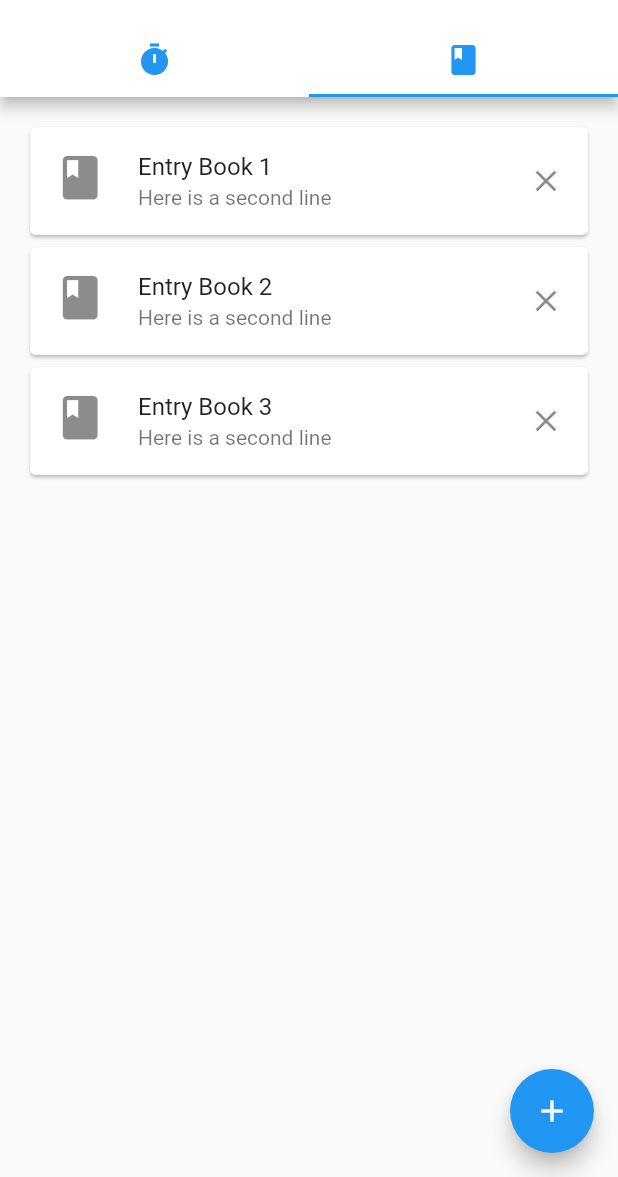
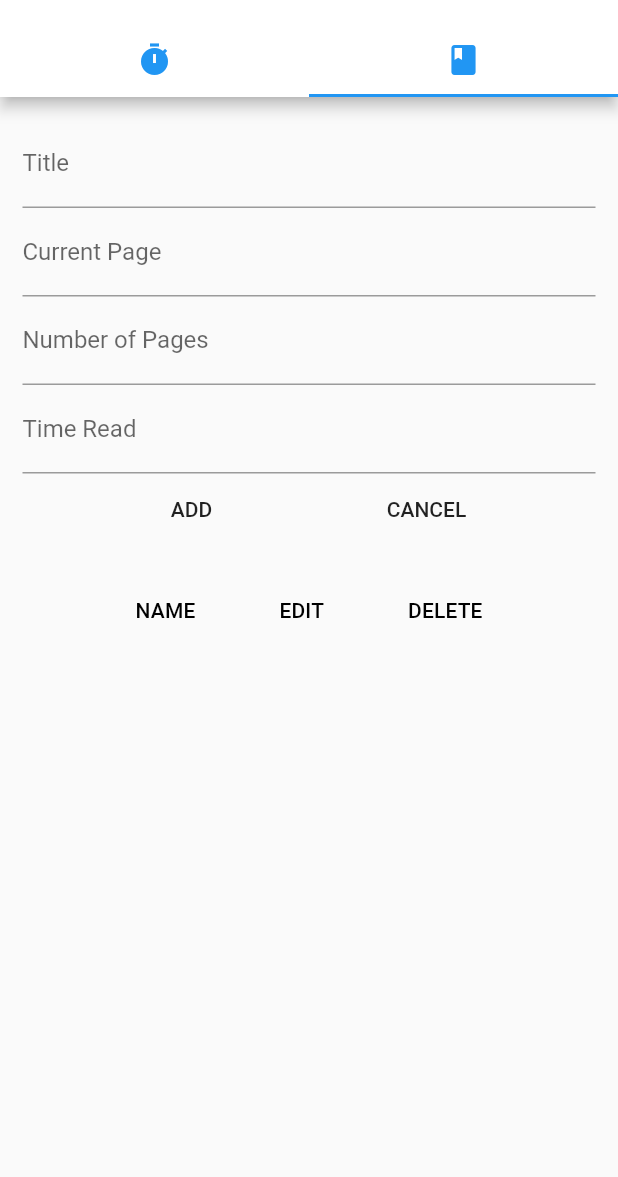
Before and after one commit to eichingertim/BookManagementApp, a Flutter app: the screen it shows after launch, tab 2 chosen, on a phone screen of 412 x 824 dp, the part 59-1236 px from its top. Run offline on Flutter 3.47's test engine with Material 2 defaults, Android fonts, the phone set to English and light mode, and no system bars; our stand-ins replace sqflite; missing offline and left inert: flutter_picker; accounts and stored records are empty.

Commit message:
completed sqlite integration

```diff
--- a/book_management_app/lib/book_item.dart
+++ b/book_management_app/lib/book_item.dart
@@ -1,12 +1,12 @@
 class BookItem {
 
-  final int id;
-  final String title;
-  final int currentPage;
-  final int numPages;
-  final int timeRead;
+  int id;
+  String title;
+  int currentPage;
+  int numPages;
+  int timeRead;
 
-  BookItem({this.id, this.title, this.currentPage, this.numPages, this.timeRead});
+  BookItem(this.id, this.title, this.currentPage, this.numPages, this.timeRead);
 
   Map<String, dynamic> toMap() {
     return {
@@ -18,4 +18,12 @@ class BookItem {
     };
   }
 
+  BookItem.fromMap(Map<String, dynamic> map) {
+    id = map['id'];
+    title = map['title'];
+    currentPage = map['currentPage'];
+    numPages = map['numPages'];
+    timeRead = map['timeRead'];
+  }
+
 }
--- a/book_management_app/lib/books_widget.dart
+++ b/book_management_app/lib/books_widget.dart
@@ -1,56 +1,252 @@
-import 'package:flutter/cupertino.dart';
+import 'package:book_management_app/sqlite/db_helper.dart';
 import 'package:flutter/material.dart';
-import 'package:flutter/src/widgets/framework.dart';
-import 'package:sqflite/sqflite.dart';
-import 'create_new_book.dart';
+import 'book_item.dart';
+import 'dart:async';
 
 class BooksPage extends StatefulWidget {
 
-  BooksPageState createState() => BooksPageState();
+  State<StatefulWidget> createState() => _BooksPageState();
 
 }
 
-class BooksPageState extends State<BooksPage> {
-  final List<String> entries = <String>['Book 1', 'Book 2', 'Book 3'];
+class _BooksPageState extends State<BooksPage> {
+
+  //DATABASE
+  Future<List<BookItem>> books;
+  TextEditingController controller = TextEditingController();
+  TextEditingController controllerCurPage = TextEditingController();
+  TextEditingController controllerNumPage = TextEditingController();
+  TextEditingController controllerTimeRead = TextEditingController();
+
+  int curUserId;
+  String title;
+  int currentPage;
+  int numPages;
+  int timeRead;
+
+  final formKey = new GlobalKey<FormState>();
+  var dbHelper;
+  bool isUpdating;
 
   @override
-  Widget build(BuildContext context) {
-    return Scaffold(
-      body: ListView.builder(
-        padding: const EdgeInsets.all(16),
-        itemCount: entries.length,
-        itemBuilder: (BuildContext context, int index) {
-          return GestureDetector(
-            child: Card(
-              child: ListTile(
-                leading: Icon(Icons.book, size: 35.0,),
-                title: Text('Entry ${entries[index]}'),
-                subtitle: Text('Here is a second line'),
-                trailing: GestureDetector(
-                  child: Icon(Icons.clear),
-                  onTap: () => Scaffold
-                    .of(context)
-                    .showSnackBar(SnackBar(content: Text('Cleared ' + entries[index]))),
+  void initState() {
+    super.initState();
+    dbHelper = DBHelper();
+    isUpdating = false;
+    refreshList();
+  }
+
+  refreshList() {
+    setState(() {
+      books = dbHelper.getBooks();
+    });
+  }
+
+  clearTextFields() {
+    controller.text = '';
+    controllerCurPage.text = '';
+    controllerNumPage.text = '';
+    controllerTimeRead.text = '';
+  }
+
+  validate() {
+    if(formKey.currentState.validate()) {
+      formKey.currentState.save();
+      if (isUpdating) {
+        BookItem b = BookItem(curUserId, title, currentPage, numPages, timeRead);
+        dbHelper.update(b);
+        setState(() {
+         isUpdating = false;
+        });
+      } else {
+        BookItem b = BookItem(null, title, currentPage, numPages, timeRead);
+        dbHelper.save(b);
+      }
+      clearTextFields();
+      refreshList();
+    }
+  }
+
+  form() {
+    return Form(
+      key: formKey,
+      child: Padding (
+        padding: EdgeInsets.all(15.0),
+        child: Column(
+          mainAxisAlignment: MainAxisAlignment.center,
+          mainAxisSize: MainAxisSize.min,
+          verticalDirection: VerticalDirection.down,
+          children: <Widget>[
+            TextFormField(
+              controller: controller,
+              keyboardType: TextInputType.text,
+              decoration: InputDecoration(labelText: 'Title'),
+              validator: (val) => val.length == 0 ? 'Enter Title' : null,
+              onSaved: (val) => title = val,
             ),
-                onTap: () => Scaffold
-                  .of(context)
-                  .showSnackBar(SnackBar(content: Text(entries[index]))),
+
+            TextFormField(
+              controller: controllerCurPage,
+              keyboardType: TextInputType.number,
+              decoration: InputDecoration(labelText: 'Current Page'),
+              validator: (val) => val.length == 0 ? 'Enter Current Page' : null,
+              onSaved: (val) => currentPage = int.parse(val),
+            ),
+
+            TextFormField(
+              controller: controllerNumPage,
+              keyboardType: TextInputType.number,
+              decoration: InputDecoration(labelText: 'Number of Pages'),
+              validator: (val) => val.length == 0 ? 'Enter Number of Pages' : null,
+              onSaved: (val) => numPages = int.parse(val),
+            ),
+
+            TextFormField(
+              controller: controllerTimeRead,
+              keyboardType: TextInputType.datetime,
+              decoration: InputDecoration(labelText: 'Time Read'),
+              validator: (val) => val.length == 0 ? 'Enter Time Read' : null,
+              onSaved: (val) => timeRead = int.parse(val),
+            ),
+            Row(
+              mainAxisAlignment: MainAxisAlignment.spaceEvenly,
+              children: <Widget>[
+                FlatButton(
+                  onPressed: validate,
+                  child: Text(isUpdating ? 'UPDATE' : 'ADD'),
+
+                ),
+                FlatButton(
+                  onPressed: () {
+                    setState(() {
+                     isUpdating = false;
+                    });
+                    clearTextFields();
+                  },
+                  child: Text('CANCEL'),
+
+                )
+              ],
+            )
+          ],
         ),
       ),
     );
   }
+
+  SingleChildScrollView dataTable(List<BookItem> bookItems) {
+    return SingleChildScrollView(
+      scrollDirection: Axis.vertical,
+      child: DataTable(
+        columns: [
+          DataColumn(label: Text('NAME')),
+          DataColumn(label: Text('EDIT')),
+          DataColumn(label: Text('DELETE')),
+        ],
+        rows: bookItems.map((bookItem) => DataRow(
+          cells: [
+            DataCell(
+              Text(bookItem.title),
             ),
-      floatingActionButton: FloatingActionButton(
-        child: Icon(Icons.add),
-        backgroundColor: Colors.blue,
+            DataCell(
+              IconButton(
+                icon: Icon(Icons.edit),
                 onPressed: () {
-          Navigator.push(
-            context,
-            MaterialPageRoute(builder: (context) => CreateNewBook()),
+                  setState(() {
+                    isUpdating = true;
+                    curUserId = bookItem.id;
+                  });
+                  controller.text = bookItem.title;
+                  controllerCurPage.text = bookItem.currentPage.toString();
+                  controllerNumPage.text = bookItem.numPages.toString();
+                  controllerTimeRead.text = bookItem.timeRead.toString();
+                },
+              ),
+            ),
+            DataCell(
+              IconButton(
+                icon: Icon(Icons.delete),
+                onPressed: () {
+                  dbHelper.delete(bookItem.id);
+                  refreshList();
+                },
+              ),
+            )
+          ]
+        )).toList(),
+      ),
     );
+  }
+
+  list() {
+    return Expanded(
+      child: FutureBuilder(
+        future: books,
+        builder: (context, snapshot) {
+          if (snapshot.hasData) {
+            return dataTable(snapshot.data);
+          }
+          if (null == snapshot.data || snapshot.data.length == 0) {
+            return Text("No Data Found");
+          }
+
+          return CircularProgressIndicator();
         },
       ),
     );
   }
 
+  @override
+  Widget build(BuildContext context) {
+    return Scaffold(
+      body: new Container(
+        child: new Column(
+          mainAxisAlignment: MainAxisAlignment.start,
+          mainAxisSize: MainAxisSize.min,
+          verticalDirection: VerticalDirection.down,
+          children: <Widget>[
+            form(),
+            list(),
+          ],
+        ),
+      ),
+    );
   }
+
+  // ListView dataTable(List<BookItem> bookItems) {
+  //   return ListView.builder(
+  //     padding: EdgeInsets.all(16),
+  //     itemCount: bookItems.length,
+  //     itemBuilder: (BuildContext context, int index) {
+  //       return Card(
+  //         child: ListTile(
+  //           leading: Icon(Icons.book, size: 35.0,),
+  //           title: Text('${bookItems[index].title}'),
+  //           subtitle: Text('${bookItems[index].currentPage} pages read from ${bookItems[index].numPages}'),
+  //           trailing: Row(
+  //             mainAxisSize: MainAxisSize.min,
+  //             children: <Widget>[
+  //               GestureDetector(
+  //                 child: Icon(Icons.edit),
+  //                 onTap: () {
+  //                   Navigator.push(
+  //                     context,
+  //                     MaterialPageRoute(builder: (context) => CreateNewBook()),
+  //                   );
+  //                 },
+  //               ),
+  //               GestureDetector(
+  //                 child: Icon(Icons.clear),
+  //                 onTap: () {
+  //                   _showDialog(bookItems, index);
+  //                 }
+  //               ),
+  //             ],
+  //           )
+  //         ),
+  //       );
+  //     }
+  //   );
+  // }
+
+}
--- /dev/null
+++ b/book_management_app/lib/sqlite/db_helper.dart
@@ -0,0 +1,73 @@
+import 'dart:async';
+import 'dart:io' as io;
+import 'package:book_management_app/book_item.dart';
+import 'package:path/path.dart';
+import 'package:sqflite/sqflite.dart';
+import 'package:path_provider/path_provider.dart';
+
+class DBHelper {
+  static Database _db;
+
+  static const String ID = 'id';
+  static const String TITLE = 'title';
+  static const String CURRENT_PAGE = 'currentPage';
+  static const String NUM_PAGES = 'numPages';
+  static const String TIME_READ = 'timeRead';
+
+  static const String TABLE = 'Books';
+  static const String DB_NAME = 'books.db';
+
+  Future<Database> get db async {
+    if (_db != null) {
+      return _db;
+    }
+    _db = await initDb();
+    return _db;
+  }
+
+  initDb() async{
+    io.Directory documentsDirectory = await getApplicationDocumentsDirectory();
+    String path = join(documentsDirectory.path, DB_NAME);
+    var db = await openDatabase(path, version: 1, onCreate: _onCreate);
+    return db;
+  }
+
+  _onCreate(Database db, int version) async {
+    await db
+        .execute("CREATE TABLE $TABLE ($ID INTEGER PRIMARY KEY, $TITLE TEXT, $CURRENT_PAGE INTEGER, $NUM_PAGES INTEGER, $TIME_READ INTEGER)");
+  }
+
+  Future<BookItem> save (BookItem bookItem) async {
+    var dbClient = await db;
+    bookItem.id = await dbClient.insert(TABLE, bookItem.toMap());
+    return bookItem;
+  }
+
+  Future<List<BookItem>> getBooks() async {
+    var dbClient = await db;
+    List<Map> maps = await dbClient.query(TABLE, columns: [ID, TITLE, CURRENT_PAGE, NUM_PAGES, TIME_READ]);
+    List<BookItem> bookItems = [];
+    if (maps.length > 0) {
+      for (int i = 0; i < maps.length; i++) {
+        bookItems.add(BookItem.fromMap(maps[i]));
+      }
+    }
+    return bookItems;
+  }
+
+  Future<int> delete (int id) async {
+    var dbClient = await db;
+    return await dbClient.delete(TABLE, where: '$ID = ?', whereArgs: [id]);
+  }
+
+  Future<int> update (BookItem bookItem) async{
+    var dbClient = await db;
+    return await dbClient.update(TABLE, bookItem.toMap(), where: '$ID = ?', whereArgs: [bookItem.id]);
+  }
+
+  Future close() async {
+    var dbClient = await db;
+    dbClient.close();
+  }
+
+}
--- a/book_management_app/pubspec.yaml
+++ b/book_management_app/pubspec.yaml
@@ -21,6 +21,7 @@ dependencies:
     sdk: flutter
   sqflite: ^1.1.6
   path: ^1.6.4
+  path_provider: ^0.4.1
   flutter_picker:
     git: git://github.com/yangyxd/flutter_picker.git
 
```
Also changed, not shown: book_management_app/lib/create_new_book.dart (deleted, +0 -47 lines), book_management_app/pubspec.lock. Lines whose indentation alone changed are shown as unchanged.
